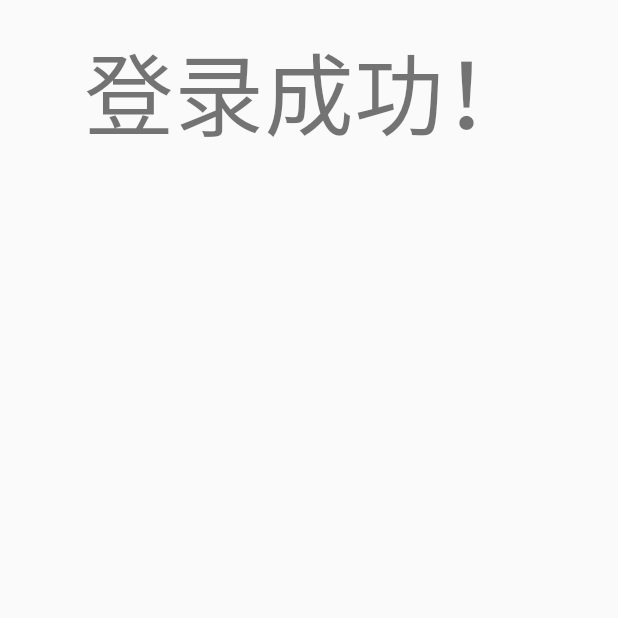
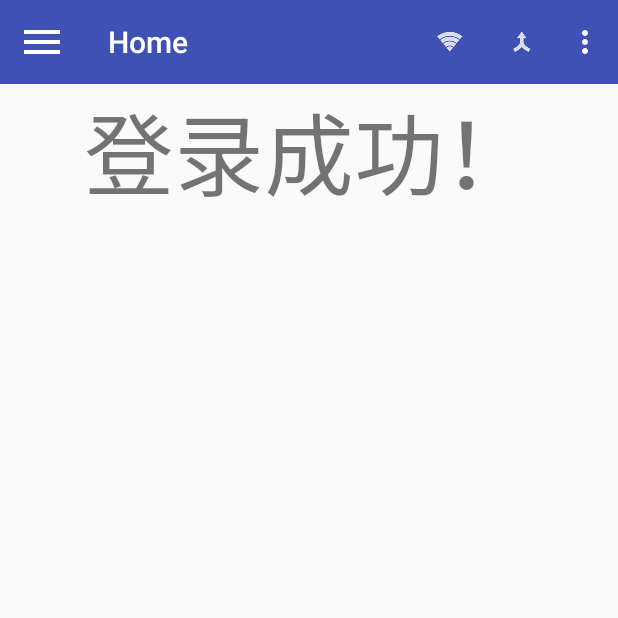
Before and after one commit to shadowAnt/MyLoginLayout, an Android app: the screen it shows after launch (HomeActivity), after a tap on "登录", on a phone screen of 412 x 824 dp, the top half of it. Run offline under Robolectric (Android 15) with nearby library versions, the phone set to English and light mode, and no system bars.

Commit message:
完成滑动菜单及标题栏上按钮

```diff
--- a/app/src/main/AndroidManifest.xml
+++ b/app/src/main/AndroidManifest.xml
@@ -5,7 +5,7 @@
     <application
         android:allowBackup="true"
         android:icon="@mipmap/ic_launcher"
-        android:label="@string/app_name"
+        android:label="Home"
         android:supportsRtl="true"
         android:theme="@style/AppTheme">
         <activity android:name=".MainActivity"
--- a/app/src/main/java/com/example/mylayout/HomeActivity.java
+++ b/app/src/main/java/com/example/mylayout/HomeActivity.java
@@ -1,13 +1,59 @@
 package com.example.mylayout;
 
+import android.support.v4.view.GravityCompat;
+import android.support.v4.widget.DrawerLayout;
+import android.support.v7.app.ActionBar;
 import android.support.v7.app.AppCompatActivity;
 import android.os.Bundle;
+import android.support.v7.widget.Toolbar;
+import android.view.Menu;
+import android.view.MenuItem;
+import android.widget.Toast;
 
 public class HomeActivity extends AppCompatActivity {
+
+    private DrawerLayout mDrawerLayout;
 
     @Override
     protected void onCreate(Bundle savedInstanceState) {
         super.onCreate(savedInstanceState);
         setContentView(R.layout.activity_home);
+        Toolbar toolbar = (Toolbar) findViewById(R.id.toolbar);
+        setSupportActionBar(toolbar);
+
+        //获取侧拉栏的实例，让ActionBar的返回按钮显示出来，并为按钮换个图片
+        mDrawerLayout = (DrawerLayout) findViewById(R.id.drawer_layout);
+        ActionBar actionBar = getSupportActionBar();
+        if(actionBar != null){
+            actionBar.setDisplayHomeAsUpEnabled(true);
+            actionBar.setHomeAsUpIndicator(R.drawable.ic_menu);
+        }
+    }
+
+    public boolean onCreateOptionsMenu(Menu menu){
+        getMenuInflater().inflate(R.menu.toolbar, menu);
+        return true;
+    }
+
+    //定义菜栏上的点击事件
+    @Override
+    public boolean onOptionsItemSelected(MenuItem item){
+        switch (item.getItemId()){
+            case android.R.id.home:
+                mDrawerLayout.openDrawer(GravityCompat.START);
+                break;
+
+            case R.id.update:
+                Toast.makeText(this, "正在上传数据...", Toast.LENGTH_SHORT).show();
+                break;
+            case R.id.settings:
+                Toast.makeText(this, "设置功能暂未开放", Toast.LENGTH_SHORT).show();
+                break;
+            case R.id.connect:
+                Toast.makeText(this, "正在连接设备...", Toast.LENGTH_SHORT).show();
+                break;
+            default:
+        }
+        return true;
     }
 }
--- a/app/src/main/java/com/example/mylayout/LoginFragment.java
+++ b/app/src/main/java/com/example/mylayout/LoginFragment.java
@@ -2,14 +2,17 @@ package com.example.mylayout;
 
 import android.app.Fragment;
 import android.content.Intent;
+import android.content.SharedPreferences;
 import android.os.Bundle;
+import android.preference.PreferenceManager;
 import android.view.LayoutInflater;
 import android.view.View;
 import android.view.ViewGroup;
+import android.widget.AutoCompleteTextView;
 import android.widget.Button;
+import android.widget.CheckBox;
 import android.widget.ProgressBar;
-
-import space.wangjiang.toaster.Toaster;
+import android.widget.Toast;
 
 /**
  * Created by ShadowAnt on 2017/3/21.
@@ -19,6 +22,12 @@ public class LoginFragment extends Fragment implements View.OnClickListener{
 
     private ProgressBar progressBar;
 
+    private SharedPreferences pref;
+    private SharedPreferences.Editor editor;
+    private CheckBox rememberPass;
+    private AutoCompleteTextView accountEdit;
+    private AutoCompleteTextView passwordEdit;
+
     @Override
     public View onCreateView(LayoutInflater inflater, ViewGroup container, Bundle savedInstanceState) {
         View view = inflater.inflate(R.layout.login_fragment, container, false);
@@ -27,6 +36,11 @@ public class LoginFragment extends Fragment implements View.OnClickListener{
         login.setOnClickListener(this);
         progressBar = (ProgressBar) view.findViewById(R.id.login_progress);
 
+        pref = PreferenceManager.getDefaultSharedPreferences(getActivity());
+        rememberPass = (CheckBox) view.findViewById(R.id.remember_pass);
+        accountEdit = (AutoCompleteTextView) view.findViewById(R.id.name);
+        passwordEdit = (AutoCompleteTextView) view.findViewById(R.id.password);
+        load_account_password();
         return view;
     }
 
@@ -35,7 +49,9 @@ public class LoginFragment extends Fragment implements View.OnClickListener{
         switch (v.getId()) {
             case R.id.login:
                 progressBar.setVisibility(View.VISIBLE);
-                Toaster.success(getActivity(), "登录成功 !", Toaster.LENGTH_SHORT).show();
+
+                save_account_password();//保存
+                Toast.makeText(getActivity(), "登录成功 !", Toast.LENGTH_SHORT).show();
 
                 //点击按钮生成一个Intent，传递信息给HomeActivity
                 Intent intent = new Intent(getActivity(), HomeActivity.class);
@@ -48,4 +64,30 @@ public class LoginFragment extends Fragment implements View.OnClickListener{
             default:
         }
     }
+
+    public void load_account_password(){
+        boolean isRemember = pref.getBoolean("remember_password",false);
+        if(isRemember){
+            String account = pref.getString("account", "");
+            String password = pref.getString("password", "");
+            accountEdit.setText(account);
+            passwordEdit.setText(password);
+            rememberPass.setChecked(true);
+        }
+    }
+
+    public void save_account_password(){
+        String account = accountEdit.getText().toString();
+        String password = passwordEdit.getText().toString();
+
+        editor = pref.edit();
+        if(rememberPass.isChecked()){
+            editor.putBoolean("remember_password", true);
+            editor.putString("account", account);
+            editor.putString("password", password);
+        } else {
+            editor.clear();
+        }
+        editor.apply();//将数据保存，异步，比commit快
+    }
 }
--- a/app/src/main/res/layout/activity_home.xml
+++ b/app/src/main/res/layout/activity_home.xml
@@ -1,21 +1,36 @@
 <?xml version="1.0" encoding="utf-8"?>
-<RelativeLayout xmlns:android="http://schemas.android.com/apk/res/android"
-    xmlns:tools="http://schemas.android.com/tools"
-    android:id="@+id/activity_home"
+<android.support.v4.widget.DrawerLayout
+    xmlns:android="http://schemas.android.com/apk/res/android"
+    xmlns:app="http://schemas.android.com/apk/res-auto"
+    android:id="@+id/drawer_layout"
     android:layout_width="match_parent"
-    android:layout_height="match_parent"
-    android:paddingBottom="@dimen/activity_vertical_margin"
-    android:paddingLeft="@dimen/activity_horizontal_margin"
-    android:paddingRight="@dimen/activity_horizontal_margin"
-    android:paddingTop="@dimen/activity_vertical_margin"
-    tools:context="com.example.mylayout.HomeActivity">
+    android:layout_height="match_parent">
+
+    <LinearLayout xmlns:android="http://schemas.android.com/apk/res/android"
+        android:layout_width="match_parent"
+        android:layout_height="match_parent"
+        android:orientation="vertical">
+
+        <include layout="@layout/tittle"
+            android:layout_width="match_parent"
+            android:layout_height="wrap_content"/>
+
+        <TextView
+            android:layout_width="match_parent"
+            android:layout_height="wrap_content"
+            android:text="登录成功！"
+            android:textSize="60sp"
+            android:gravity="center_horizontal"
+            />
+
+    </LinearLayout>
 
     <TextView
         android:layout_width="match_parent"
-        android:layout_height="wrap_content"
-        android:text="登录成功！"
+        android:layout_height="match_parent"
+        android:layout_gravity="start"
+        android:text="这是侧拉栏"
         android:textSize="60sp"
-        android:gravity="center_horizontal"
-        />
+        android:background="#fff"/>
 
-</RelativeLayout>
+</android.support.v4.widget.DrawerLayout>
--- /dev/null
+++ b/app/src/main/res/layout/tittle.xml
@@ -0,0 +1,15 @@
+<?xml version="1.0" encoding="utf-8"?>
+<FrameLayout xmlns:android="http://schemas.android.com/apk/res/android"
+xmlns:app="http://schemas.android.com/apk/res-auto"
+android:layout_width="match_parent"
+android:layout_height="match_parent">
+
+<android.support.v7.widget.Toolbar
+    android:layout_width="match_parent"
+    android:layout_height="?attr/actionBarSize"
+    android:id="@+id/toolbar"
+    android:background="?attr/colorPrimary"
+    android:theme="@style/ThemeOverlay.AppCompat.Dark.ActionBar"
+    app:popupTheme="@style/ThemeOverlay.AppCompat.Light"
+    />
+</FrameLayout>
--- /dev/null
+++ b/app/src/main/res/menu/toolbar.xml
@@ -0,0 +1,20 @@
+<?xml version="1.0" encoding="utf-8"?>
+<menu xmlns:android="http://schemas.android.com/apk/res/android"
+    xmlns:app="http://schemas.android.com/apk/res-auto">
+
+    <item
+        android:id="@+id/connect"
+        android:icon="@drawable/ic_connect"
+        android:title="连接"
+        app:showAsAction="always" />
+    <item
+        android:id="@+id/update"
+        android:title="上传"
+        android:icon="@drawable/ic_update"
+        app:showAsAction="always" />
+    <item
+        android:icon="@drawable/ic_settings"
+        android:title="设置"
+        android:id="@+id/settings"
+        app:showAsAction="never" />
+</menu>
```
Also changed, not shown: app/build.gradle (+3 -7 lines), app/src/main/java/com/example/mylayout/util/HttpUtil.java (added, +16 -0 lines), app/src/main/res/layout/titile.xml (deleted, +0 -14 lines), app/src/main/res/drawable-xxhdpi/ic_connect.png (added), app/src/main/res/drawable-xxhdpi/ic_menu.png (added), app/src/main/res/drawable-xxhdpi/ic_settings.png (added), app/src/main/res/drawable-xxhdpi/ic_update.png (added).
